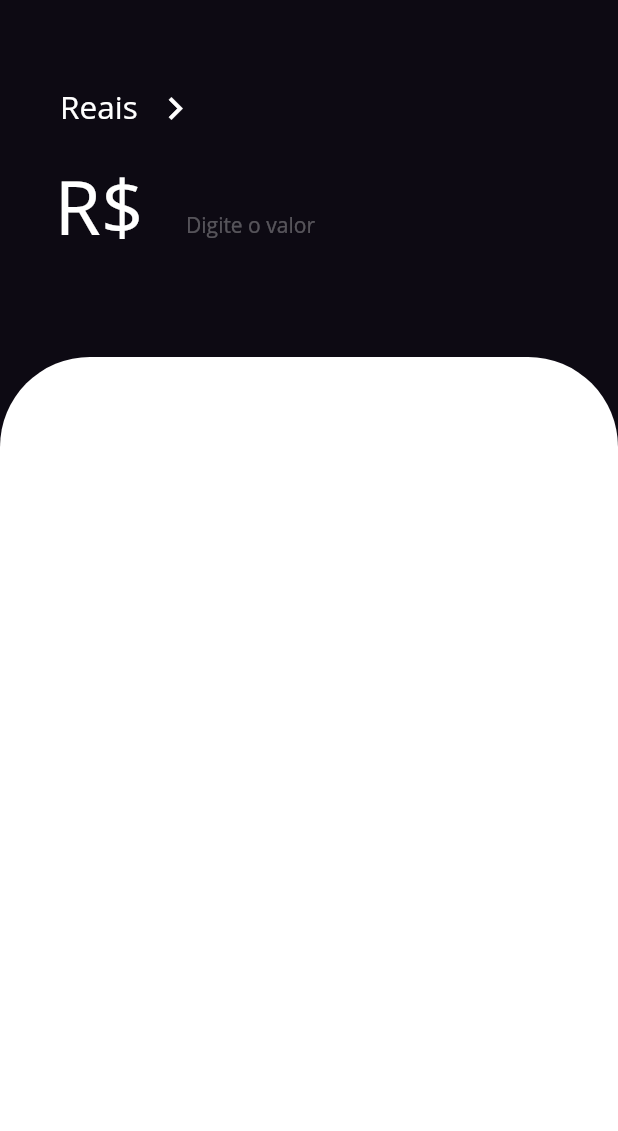
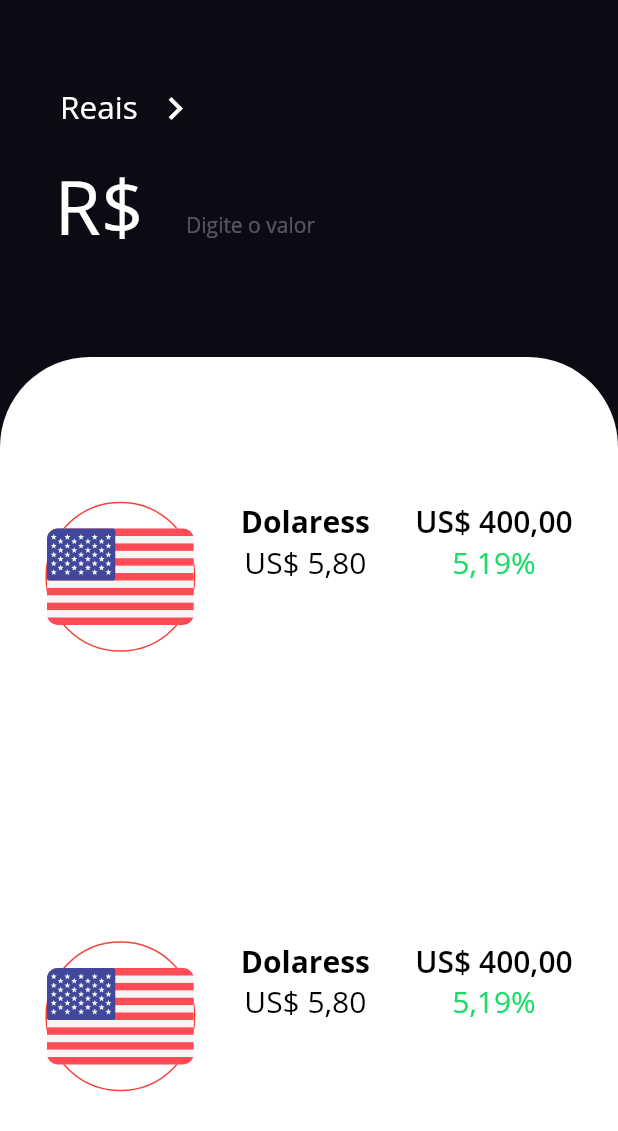
Before and after one commit to kadeguilherme/Curso-de-Flutter, a Flutter app: the Menu widget shown alone on an empty page, opened directly, on a phone screen of 412 x 824 dp. Shown: the top 1131 px of the screen. Run offline on Flutter 3.47's test engine with Material 2 defaults, Android fonts, the phone set to English and light mode, and no system bars; our stand-ins replace flutter_svg; network calls fail.

Commit message:
Inserindo as imagens

```diff
--- /dev/null
+++ b/converso_de_moeda/lib/views/bolsadevalores.dart
@@ -0,0 +1,81 @@
+import 'package:flutter/material.dart';
+import 'package:flutter_svg/flutter_svg.dart';
+import 'myicons.dart';
+
+class BolsaDeValores extends StatelessWidget {
+  @override
+  Widget build(BuildContext context) {
+    return Row(
+      crossAxisAlignment: CrossAxisAlignment.start,
+      mainAxisAlignment: MainAxisAlignment.spaceEvenly,
+      children: [
+        // ClipRRect(
+
+        //   borderRadius: BorderRadius.all(Radius.circular(10)),
+        //   child: SvgPicture.asset(foto),
+        // ),
+
+        Container(
+          width: 100,
+          height: 100,
+          decoration: BoxDecoration(
+              border: Border.all(
+                color: Colors.red[500],
+              ),
+              borderRadius: BorderRadius.all(Radius.circular(100))),
+          child: Expanded(
+            flex: 1,
+            child: ClipRRect(
+              borderRadius: BorderRadius.all(Radius.circular(0)),
+              child: SvgPicture.asset(foto),
+            ),
+          ),
+        ),
+
+        // CircleAvatar(
+        //                   radius: 100.0,
+        //                   backgroundImage: SvgPicture.asset(foto),
+        // ),
+        Column(
+          children: [
+            Text(
+              'Dolaress',
+              style: TextStyle(
+                color: Colors.black,
+                fontWeight: FontWeight.bold,
+                fontSize: 20,
+              ),
+            ),
+            Text(
+              'US\$ 5,80',
+              style: TextStyle(
+                color: Colors.black,
+                fontWeight: FontWeight.w500,
+                fontSize: 20,
+              ),
+            ),
+          ],
+        ),
+        Column(
+          children: [
+            Text(
+              'US\$ 400,00',
+              style: TextStyle(
+                color: Colors.black,
+                fontWeight: FontWeight.w600,
+                fontSize: 20,
+              ),
+            ),
+            Text(
+              '5,19%',
+              style: TextStyle(
+                  color: Color.fromRGBO(24, 222, 103, 1),
+                  fontWeight: FontWeight.normal,
+                  fontSize: 20),
+            ),
+          ],
+        )
+      ],
+    );
+  }
+}
--- a/converso_de_moeda/lib/views/menu.dart
+++ b/converso_de_moeda/lib/views/menu.dart
@@ -1,4 +1,6 @@
 import 'package:flutter/material.dart';
+
+import 'bolsadevalores.dart';
 
 class Menu extends StatelessWidget {
   @override
@@ -80,6 +82,14 @@ class Menu extends StatelessWidget {
                     topRight: Radius.circular(60)),
                 color: Colors.white,
               ),
+              child: Column(
+                crossAxisAlignment: CrossAxisAlignment.start,
+                mainAxisAlignment: MainAxisAlignment.spaceAround,
+                children: [
+                  BolsaDeValores(),
+                  BolsaDeValores(),
+                ],
+              ),
             ),
           )
         ],
--- /dev/null
+++ b/converso_de_moeda/lib/views/myicons.dart
@@ -0,0 +1 @@
+const foto = 'assets/EUA.svg';
```
Also changed, not shown: converso_de_moeda/pubspec.yaml (+4 -8 lines), converso_de_moeda/assets/EUA.svg (added), converso_de_moeda/assets/UE.svg (added), converso_de_moeda/pubspec.lock.
